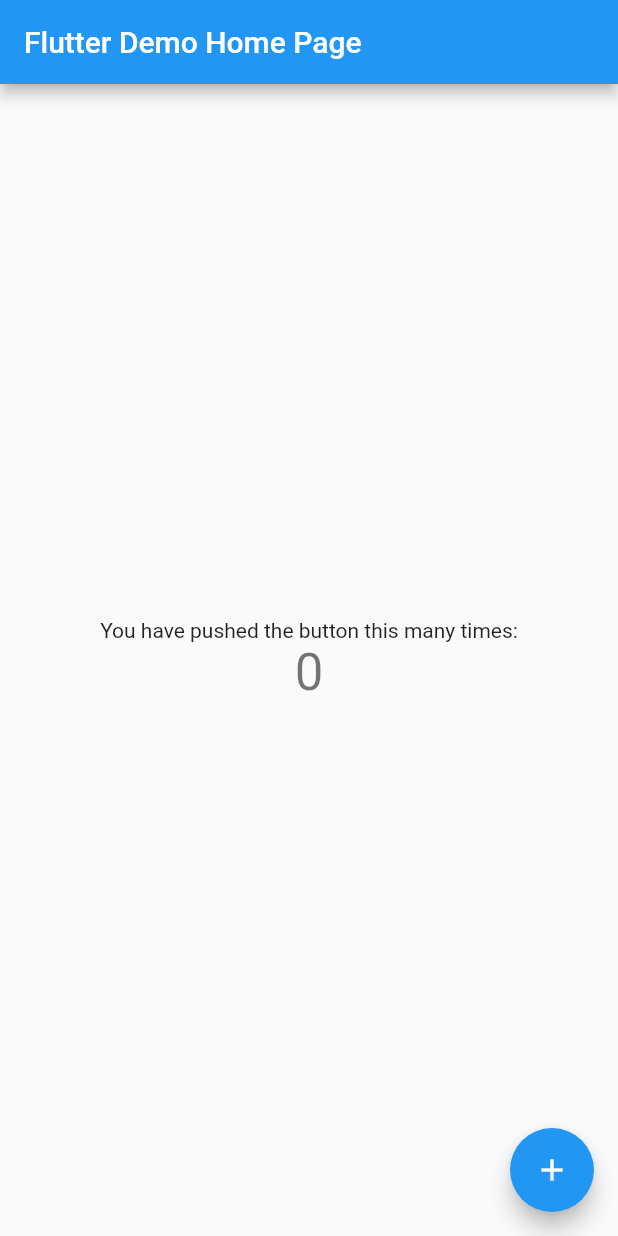
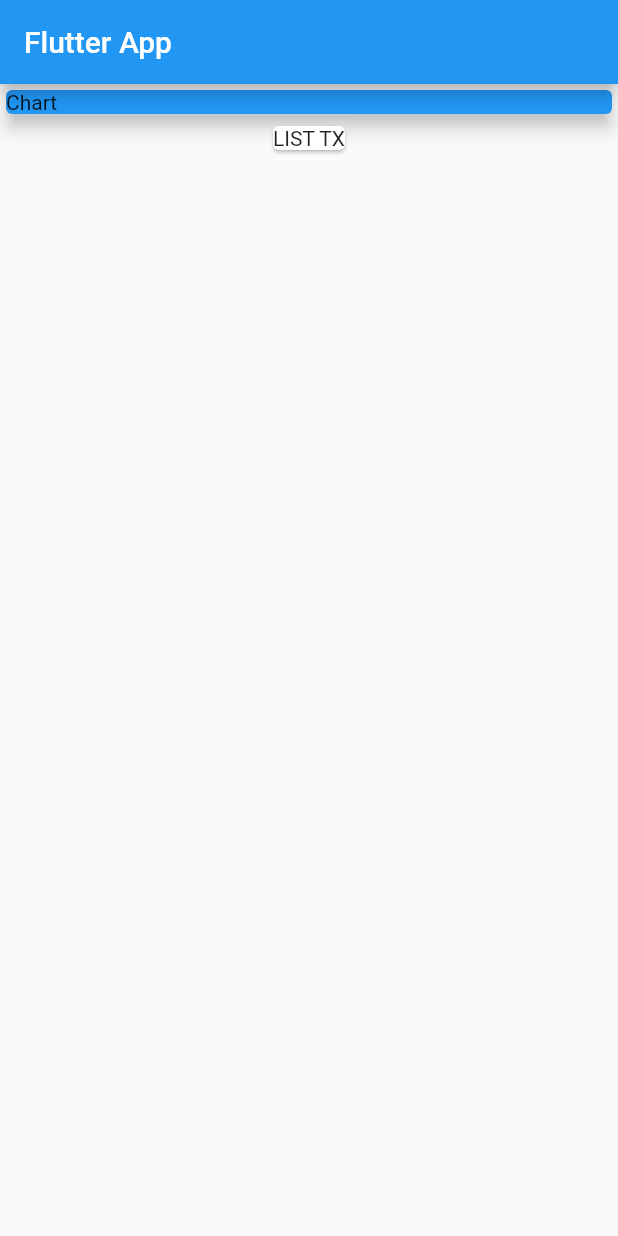
Before and after one commit to limozaza/p-expenses, a Flutter app: the screen it shows after launch, on a phone screen of 412 x 824 dp. Run offline on Flutter 3.47's test engine with Material 2 defaults, Android fonts, the phone set to English and light mode, and no system bars.

Commit message:
Combining Widgets

```diff
--- a/lib/main.dart
+++ b/lib/main.dart
@@ -5,113 +5,37 @@ void main() {
 }
 
 class MyApp extends StatelessWidget {
-  // This widget is the root of your application.
   @override
   Widget build(BuildContext context) {
     return MaterialApp(
-      title: 'Flutter Demo',
-      theme: ThemeData(
-        // This is the theme of your application.
-        //
-        // Try running your application with "flutter run". You'll see the
-        // application has a blue toolbar. Then, without quitting the app, try
-        // changing the primarySwatch below to Colors.green and then invoke
-        // "hot reload" (press "r" in the console where you ran "flutter run",
-        // or simply save your changes to "hot reload" in a Flutter IDE).
-        // Notice that the counter didn't reset back to zero; the application
-        // is not restarted.
-        primarySwatch: Colors.blue,
-        // This makes the visual density adapt to the platform that you run
-        // the app on. For desktop platforms, the controls will be smaller and
-        // closer together (more dense) than on mobile platforms.
-        visualDensity: VisualDensity.adaptivePlatformDensity,
-      ),
-      home: MyHomePage(title: 'Flutter Demo Home Page'),
+      home: MyHomePage(),
     );
   }
 }
 
-class MyHomePage extends StatefulWidget {
-  MyHomePage({Key key, this.title}) : super(key: key);
-
-  // This widget is the home page of your application. It is stateful, meaning
-  // that it has a State object (defined below) that contains fields that affect
-  // how it looks.
-
-  // This class is the configuration for the state. It holds the values (in this
-  // case the title) provided by the parent (in this case the App widget) and
-  // used by the build method of the State. Fields in a Widget subclass are
-  // always marked "final".
-
-  final String title;
-
-  @override
-  _MyHomePageState createState() => _MyHomePageState();
-}
-
-class _MyHomePageState extends State<MyHomePage> {
-  int _counter = 0;
-
-  void _incrementCounter() {
-    setState(() {
-      // This call to setState tells the Flutter framework that something has
-      // changed in this State, which causes it to rerun the build method below
-      // so that the display can reflect the updated values. If we changed
-      // _counter without calling setState(), then the build method would not be
-      // called again, and so nothing would appear to happen.
-      _counter++;
-    });
-  }
+class MyHomePage extends StatelessWidget {
+  MyHomePage({Key key}) : super(key: key);
 
   @override
   Widget build(BuildContext context) {
-    // This method is rerun every time setState is called, for instance as done
-    // by the _incrementCounter method above.
-    //
-    // The Flutter framework has been optimized to make rerunning build methods
-    // fast, so that you can just rebuild anything that needs updating rather
-    // than having to individually change instances of widgets.
     return Scaffold(
-      appBar: AppBar(
-        // Here we take the value from the MyHomePage object that was created by
-        // the App.build method, and use it to set our appbar title.
-        title: Text(widget.title),
-      ),
-      body: Center(
-        // Center is a layout widget. It takes a single child and positions it
-        // in the middle of the parent.
-        child: Column(
-          // Column is also a layout widget. It takes a list of children and
-          // arranges them vertically. By default, it sizes itself to fit its
-          // children horizontally, and tries to be as tall as its parent.
-          //
-          // Invoke "debug painting" (press "p" in the console, choose the
-          // "Toggle Debug Paint" action from the Flutter Inspector in Android
-          // Studio, or the "Toggle Debug Paint" command in Visual Studio Code)
-          // to see the wireframe for each widget.
-          //
-          // Column has various properties to control how it sizes itself and
-          // how it positions its children. Here we use mainAxisAlignment to
-          // center the children vertically; the main axis here is the vertical
-          // axis because Columns are vertical (the cross axis would be
-          // horizontal).
-          mainAxisAlignment: MainAxisAlignment.center,
-          children: <Widget>[
-            Text(
-              'You have pushed the button this many times:',
+        appBar: AppBar(
+          title: Text('Flutter App'),
+        ),
+        body: Column(
+          children: [
+            Container(
+              width: double.infinity,
+              child: Card(
+                color: Colors.blue,
+                child: Text('Chart'),
+                elevation: 5,
+              ),
             ),
-            Text(
-              '$_counter',
-              style: Theme.of(context).textTheme.headline4,
-            ),
+            Card(
+              child: Text('LIST TX'),
+            )
           ],
-        ),
-      ),
-      floatingActionButton: FloatingActionButton(
-        onPressed: _incrementCounter,
-        tooltip: 'Increment',
-        child: Icon(Icons.add),
-      ), // This trailing comma makes auto-formatting nicer for build methods.
-    );
+        ));
   }
 }
```
